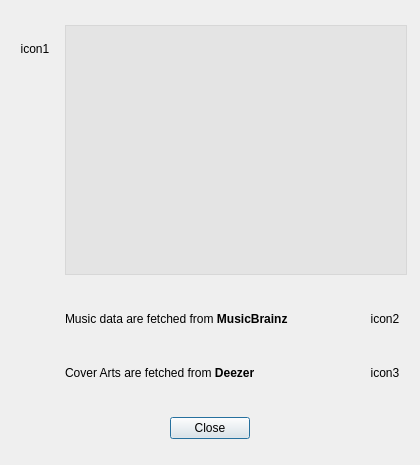
Qt form dialogs/aboutwidgetUI.ui (janbar/CDDA-Ripper) before a commit.
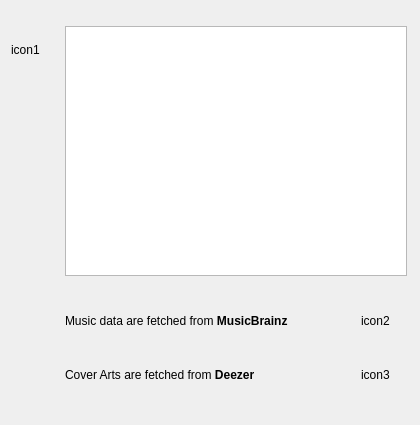
The same form after that commit.

Commit message: using native style on kde

```diff
--- a/dialogs/aboutwidgetUI.ui
+++ b/dialogs/aboutwidgetUI.ui
@@ -7,11 +7,11 @@
     <x>0</x>
     <y>0</y>
     <width>420</width>
-    <height>465</height>
+    <height>425</height>
    </rect>
   </property>
   <property name="sizePolicy">
-   <sizepolicy hsizetype="Fixed" vsizetype="Fixed">
+   <sizepolicy hsizetype="Fixed" vsizetype="Preferred">
     <horstretch>0</horstretch>
     <verstretch>0</verstretch>
    </sizepolicy>
@@ -19,13 +19,13 @@
   <property name="minimumSize">
    <size>
     <width>420</width>
-    <height>465</height>
+    <height>425</height>
    </size>
   </property>
   <property name="maximumSize">
    <size>
     <width>420</width>
-    <height>465</height>
+    <height>16777215</height>
    </size>
   </property>
   <property name="windowTitle">
@@ -49,9 +49,6 @@
      <property name="text">
       <string notr="true">icon1</string>
      </property>
-     <property name="alignment">
-      <set>Qt::AlignmentFlag::AlignCenter</set>
-     </property>
     </widget>
    </item>
    <item row="0" column="1">
@@ -68,9 +65,6 @@
        <height>250</height>
       </size>
      </property>
-     <property name="styleSheet">
-      <string notr="true">background-color:rgba(127,127,127,10%);</string>
-     </property>
      <property name="readOnly">
       <bool>true</bool>
      </property>
@@ -83,8 +77,17 @@
        <property name="spacing">
         <number>6</number>
        </property>
+       <property name="sizeConstraint">
+        <enum>QLayout::SetDefaultConstraint</enum>
+       </property>
        <item>
         <widget class="QLabel" name="label">
+         <property name="minimumSize">
+          <size>
+           <width>250</width>
+           <height>0</height>
+          </size>
+         </property>
          <property name="text">
           <string>&lt;html&gt;Music data are fetched from &lt;b&gt;MusicBrainz&lt;/b&gt;&lt;/html&gt;</string>
          </property>
@@ -93,6 +96,19 @@
          </property>
         </widget>
        </item>
+       <item>
+        <spacer name="horizontalSpacer">
+         <property name="orientation">
+          <enum>Qt::Horizontal</enum>
+         </property>
+         <property name="sizeHint" stdset="0">
+          <size>
+           <width>40</width>
+           <height>20</height>
+          </size>
+         </property>
+        </spacer>
+       </item>
        <item>
         <widget class="QLabel" name="label_icon2">
          <property name="sizePolicy">
@@ -110,9 +126,6 @@
          <property name="text">
           <string notr="true">icon2</string>
          </property>
-         <property name="alignment">
-          <set>Qt::AlignmentFlag::AlignCenter</set>
-         </property>
         </widget>
        </item>
       </layout>
@@ -122,8 +135,17 @@
        <property name="spacing">
         <number>6</number>
        </property>
+       <property name="sizeConstraint">
+        <enum>QLayout::SetDefaultConstraint</enum>
+       </property>
        <item>
         <widget class="QLabel" name="label_text3">
+         <property name="minimumSize">
+          <size>
+           <width>250</width>
+           <height>0</height>
+          </size>
+         </property>
          <property name="text">
           <string>&lt;html&gt;Cover Arts are fetched from &lt;b&gt;Deezer&lt;/b&gt;&lt;/html&gt;</string>
          </property>
@@ -132,6 +154,19 @@
          </property>
         </widget>
        </item>
+       <item>
+        <spacer name="horizontalSpacer_2">
+         <property name="orientation">
+          <enum>Qt::Horizontal</enum>
+         </property>
+         <property name="sizeHint" stdset="0">
+          <size>
+           <width>40</width>
+           <height>20</height>
+          </size>
+         </property>
+        </spacer>
+       </item>
        <item>
         <widget class="QLabel" name="label_icon3">
          <property name="sizePolicy">
@@ -149,28 +184,12 @@
          <property name="text">
           <string notr="true">icon3</string>
          </property>
-         <property name="alignment">
-          <set>Qt::AlignmentFlag::AlignCenter</set>
-         </property>
         </widget>
        </item>
       </layout>
      </item>
     </layout>
    </item>
-   <item row="7" column="0" colspan="2">
-    <widget class="QDialogButtonBox" name="buttonBox">
-     <property name="orientation">
-      <enum>Qt::Orientation::Horizontal</enum>
-     </property>
-     <property name="standardButtons">
-      <set>QDialogButtonBox::StandardButton::Close</set>
-     </property>
-     <property name="centerButtons">
-      <bool>true</bool>
-     </property>
-    </widget>
-   </item>
   </layout>
  </widget>
  <resources/>
```
The commit also changes 5 other files.
